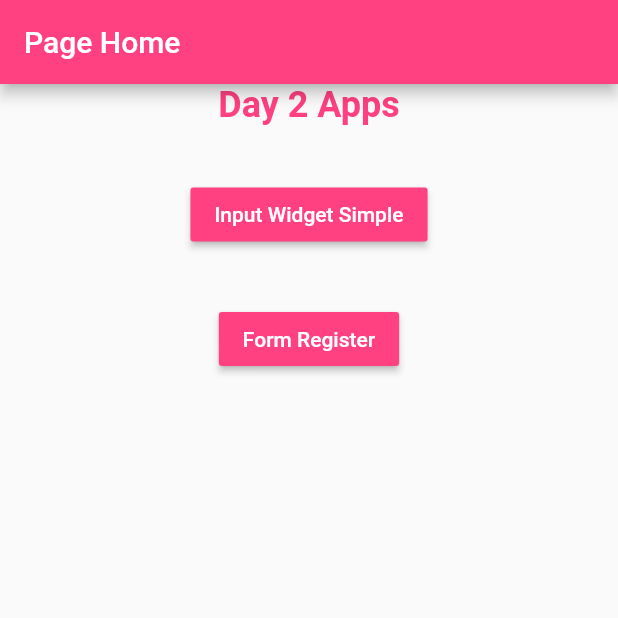
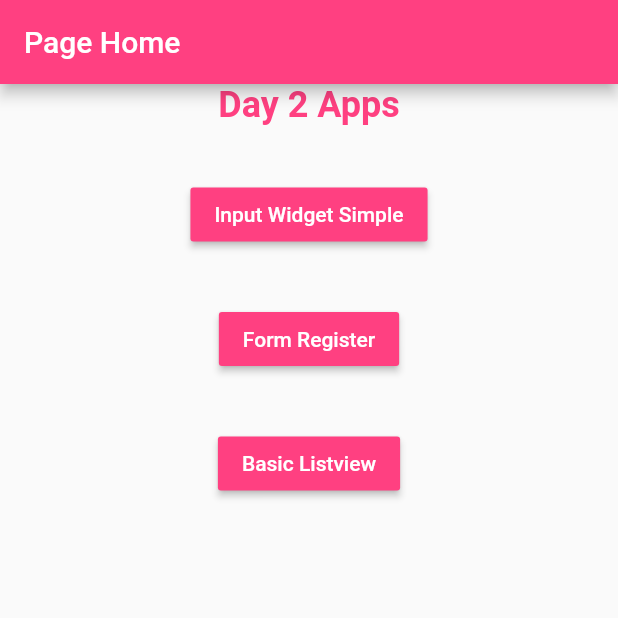
Before and after one commit to rizkipm/input-selection-widget, a Flutter app: the screen it shows after launch, on a phone screen of 412 x 824 dp, the top half of it. Run offline on Flutter 3.47's test engine with Material 2 defaults, Android fonts, the phone set to English and light mode, and no system bars.

Commit message:
add navigation
add navigation to basic list

```diff
--- a/input_selection_widget/lib/main.dart
+++ b/input_selection_widget/lib/main.dart
@@ -1,6 +1,7 @@
 import 'package:flutter/material.dart';
 import 'page/simple_input.dart';
 import 'page/page_register.dart';
+import 'page/basic_listview.dart';
 
 void main() => runApp(MyApp());
 
@@ -70,6 +71,19 @@ class PageHome extends StatelessWidget {
               },
             ),
           ),
+
+          Container(
+            //retrieve value
+            margin: EdgeInsets.only(top: 35.0),
+            child: RaisedButton(
+              color: Colors.pinkAccent,
+              textColor: Colors.white,
+              child: Text('Basic Listview'),
+              onPressed: () {
+                Navigator.push(context, MaterialPageRoute(builder: (context)=>BasicListView()));
+              },
+            ),
+          ),
         ],
       ),
     );
```
